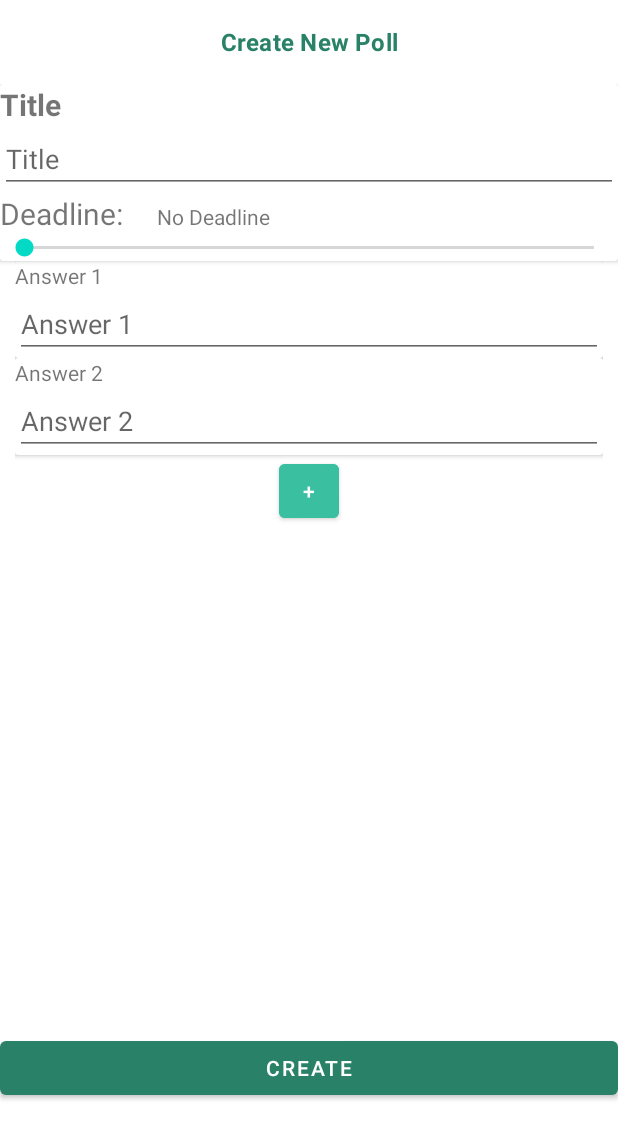
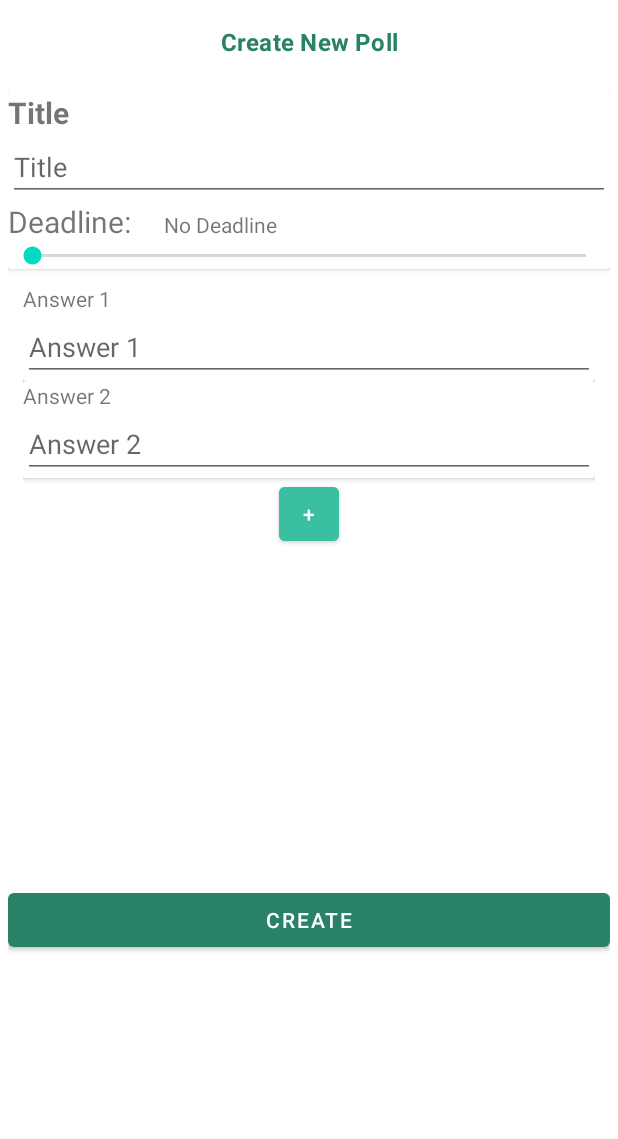
Before and after one commit to PaettyB/MobServApp, an Android app: the CreatePollFragment screen opened through its navigation route, on a phone screen of 412 x 824 dp. Shown: the top 1139 px of the screen. Run offline under Robolectric (Android 15) with nearby library versions, the phone set to English and light mode, and no system bars; our stand-ins replace Firebase (no records; nobody signed in at launch, a user with empty details on screens opened directly), navigation-ui.

Commit message:
Small fixes and paddings

```diff
--- a/app/src/main/java/fr/eurecom/mobservapp/ui/LoginFragment.java
+++ b/app/src/main/java/fr/eurecom/mobservapp/ui/LoginFragment.java
@@ -75,6 +75,7 @@ public class LoginFragment extends Fragment {
 //move to main screen
             NavController navController = Navigation.findNavController(((AppCompatActivity) getActivity()), R.id.nav_host_fragment_activity_main);
             MainActivity.USERNAME = username;
+            ((MainActivity)getContext()).setLocalPollProperties();
             navController.navigate(R.id.navigation_home);
         }
     }
--- a/app/src/main/java/fr/eurecom/mobservapp/ui/home/PollListAdapter.java
+++ b/app/src/main/java/fr/eurecom/mobservapp/ui/home/PollListAdapter.java
@@ -47,9 +47,6 @@ public class PollListAdapter extends RecyclerView.Adapter<RecyclerViewHolder> {
 
     @Override
     public int getItemViewType(final int position) {
-//        int p = filtered.size()-position-1;
-//        Poll poll = filtered.get(p);
-//        Log.i("Title at position", position + ", " +poll.getTitle());
         return R.layout.poll_layout;
     }
 
--- a/app/src/main/res/layout/fragment_create_poll.xml
+++ b/app/src/main/res/layout/fragment_create_poll.xml
@@ -16,7 +16,9 @@
         <LinearLayout
             android:layout_width="match_parent"
             android:layout_height="match_parent"
-            android:orientation="vertical">
+            android:orientation="vertical"
+            android:padding="5dp"
+            tools:layout_editor_absoluteY="56dp">
 
             <androidx.cardview.widget.CardView
                 android:layout_width="match_parent"
@@ -73,10 +75,14 @@
 
             </androidx.cardview.widget.CardView>
 
+            <Space
+                android:layout_width="match_parent"
+                android:layout_height="10dp" />
+
             <ScrollView
                 android:id="@+id/scrollView"
                 android:layout_width="match_parent"
-                android:layout_height="514dp">
+                android:layout_height="400dp">
 
                 <LinearLayout
                     android:id="@+id/answersList"
```
Also changed, not shown: app/src/main/java/fr/eurecom/mobservapp/MainActivity.java (+24 -4 lines). Lines whose indentation alone changed are shown as unchanged.
